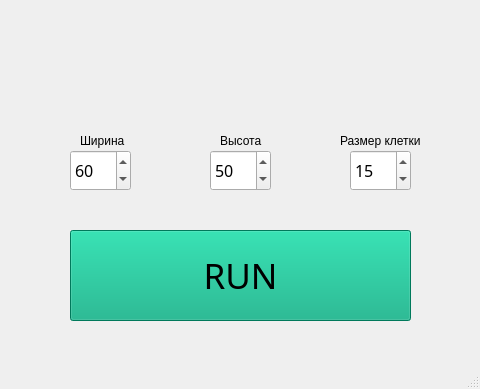
First picture: the form in MainWindow.ui, repository Sobaka12345/MistaSnake, before the edit.
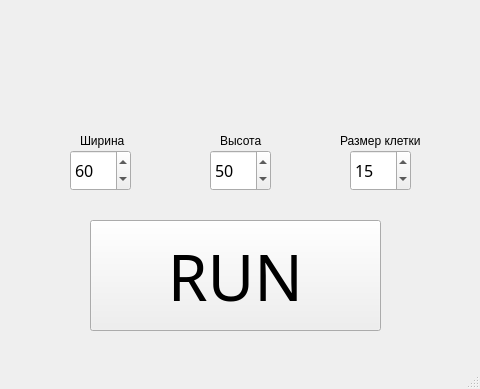
Second picture: the form after the edit.

What changed in the file:
```diff
--- a/MainWindow.ui
+++ b/MainWindow.ui
@@ -14,467 +14,6 @@
    <string>MistaSnake</string>
   </property>
   <widget class="QWidget" name="centralwidget">
-   <widget class="QPushButton" name="startGame">
-    <property name="geometry">
-     <rect>
-      <x>70</x>
-      <y>230</y>
-      <width>341</width>
-      <height>91</height>
-     </rect>
-    </property>
-    <property name="palette">
-     <palette>
-      <active>
-       <colorrole role="WindowText">
-        <brush brushstyle="SolidPattern">
-         <color alpha="255">
-          <red>0</red>
-          <green>0</green>
-          <blue>0</blue>
-         </color>
-        </brush>
-       </colorrole>
-       <colorrole role="Button">
-        <brush brushstyle="SolidPattern">
-         <color alpha="255">
-          <red>0</red>
-          <green>170</green>
-          <blue>127</blue>
-         </color>
-        </brush>
-       </colorrole>
-       <colorrole role="Light">
-        <brush brushstyle="SolidPattern">
-         <color alpha="255">
-          <red>0</red>
-          <green>255</green>
-          <blue>191</blue>
-         </color>
-        </brush>
-       </colorrole>
-       <colorrole role="Midlight">
-        <brush brushstyle="SolidPattern">
-         <color alpha="255">
-          <red>0</red>
-          <green>212</green>
-          <blue>159</blue>
-         </color>
-        </brush>
-       </colorrole>
-       <colorrole role="Dark">
-        <brush brushstyle="SolidPattern">
-         <color alpha="255">
-          <red>0</red>
-          <green>85</green>
-          <blue>63</blue>
-         </color>
-        </brush>
-       </colorrole>
-       <colorrole role="Mid">
-        <brush brushstyle="SolidPattern">
-         <color alpha="255">
-          <red>0</red>
-          <green>113</green>
-          <blue>84</blue>
-         </color>
-        </brush>
-       </colorrole>
-       <colorrole role="Text">
-        <brush brushstyle="SolidPattern">
-         <color alpha="255">
-          <red>0</red>
-          <green>0</green>
-          <blue>0</blue>
-         </color>
-        </brush>
-       </colorrole>
-       <colorrole role="BrightText">
-        <brush brushstyle="SolidPattern">
-         <color alpha="255">
-          <red>255</red>
-          <green>255</green>
-          <blue>255</blue>
-         </color>
-        </brush>
-       </colorrole>
-       <colorrole role="ButtonText">
-        <brush brushstyle="SolidPattern">
-         <color alpha="255">
-          <red>0</red>
-          <green>0</green>
-          <blue>0</blue>
-         </color>
-        </brush>
-       </colorrole>
-       <colorrole role="Base">
-        <brush brushstyle="SolidPattern">
-         <color alpha="255">
-          <red>255</red>
-          <green>255</green>
-          <blue>255</blue>
-         </color>
-        </brush>
-       </colorrole>
-       <colorrole role="Window">
-        <brush brushstyle="SolidPattern">
-         <color alpha="255">
-          <red>0</red>
-          <green>170</green>
-          <blue>127</blue>
-         </color>
-        </brush>
-       </colorrole>
-       <colorrole role="Shadow">
-        <brush brushstyle="SolidPattern">
-         <color alpha="255">
-          <red>0</red>
-          <green>0</green>
-          <blue>0</blue>
-         </color>
-        </brush>
-       </colorrole>
-       <colorrole role="AlternateBase">
-        <brush brushstyle="SolidPattern">
-         <color alpha="255">
-          <red>127</red>
-          <green>212</green>
-          <blue>191</blue>
-         </color>
-        </brush>
-       </colorrole>
-       <colorrole role="ToolTipBase">
-        <brush brushstyle="SolidPattern">
-         <color alpha="255">
-          <red>255</red>
-          <green>255</green>
-          <blue>220</blue>
-         </color>
-        </brush>
-       </colorrole>
-       <colorrole role="ToolTipText">
-        <brush brushstyle="SolidPattern">
-         <color alpha="255">
-          <red>0</red>
-          <green>0</green>
-          <blue>0</blue>
-         </color>
-        </brush>
-       </colorrole>
-       <colorrole role="PlaceholderText">
-        <brush brushstyle="SolidPattern">
-         <color alpha="128">
-          <red>0</red>
-          <green>0</green>
-          <blue>0</blue>
-         </color>
-        </brush>
-       </colorrole>
-      </active>
-      <inactive>
-       <colorrole role="WindowText">
-        <brush brushstyle="SolidPattern">
-         <color alpha="255">
-          <red>0</red>
-          <green>0</green>
-          <blue>0</blue>
-         </color>
-        </brush>
-       </colorrole>
-       <colorrole role="Button">
-        <brush brushstyle="SolidPattern">
-         <color alpha="255">
-          <red>0</red>
-          <green>170</green>
-          <blue>127</blue>
-         </color>
-        </brush>
-       </colorrole>
-       <colorrole role="Light">
-        <brush brushstyle="SolidPattern">
-         <color alpha="255">
-          <red>0</red>
-          <green>255</green>
-          <blue>191</blue>
-         </color>
-        </brush>
-       </colorrole>
-       <colorrole role="Midlight">
-        <brush brushstyle="SolidPattern">
-         <color alpha="255">
-          <red>0</red>
-          <green>212</green>
-          <blue>159</blue>
-         </color>
-        </brush>
-       </colorrole>
-       <colorrole role="Dark">
-        <brush brushstyle="SolidPattern">
-         <color alpha="255">
-          <red>0</red>
-          <green>85</green>
-          <blue>63</blue>
-         </color>
-        </brush>
-       </colorrole>
-       <colorrole role="Mid">
-        <brush brushstyle="SolidPattern">
-         <color alpha="255">
-          <red>0</red>
-          <green>113</green>
-          <blue>84</blue>
-         </color>
-        </brush>
-       </colorrole>
-       <colorrole role="Text">
-        <brush brushstyle="SolidPattern">
-         <color alpha="255">
-          <red>0</red>
-          <green>0</green>
-          <blue>0</blue>
-         </color>
-        </brush>
-       </colorrole>
-       <colorrole role="BrightText">
-        <brush brushstyle="SolidPattern">
-         <color alpha="255">
-          <red>255</red>
-          <green>255</green>
-          <blue>255</blue>
-         </color>
-        </brush>
-       </colorrole>
-       <colorrole role="ButtonText">
-        <brush brushstyle="SolidPattern">
-         <color alpha="255">
-          <red>0</red>
-          <green>0</green>
-          <blue>0</blue>
-         </color>
-        </brush>
-       </colorrole>
-       <colorrole role="Base">
-        <brush brushstyle="SolidPattern">
-         <color alpha="255">
-          <red>255</red>
-          <green>255</green>
-          <blue>255</blue>
-         </color>
-        </brush>
-       </colorrole>
-       <colorrole role="Window">
-        <brush brushstyle="SolidPattern">
-         <color alpha="255">
-          <red>0</red>
-          <green>170</green>
-          <blue>127</blue>
-         </color>
-        </brush>
-       </colorrole>
-       <colorrole role="Shadow">
-        <brush brushstyle="SolidPattern">
-         <color alpha="255">
-          <red>0</red>
-          <green>0</green>
-          <blue>0</blue>
-         </color>
-        </brush>
-       </colorrole>
-       <colorrole role="AlternateBase">
-        <brush brushstyle="SolidPattern">
-         <color alpha="255">
-          <red>127</red>
-          <green>212</green>
-          <blue>191</blue>
-         </color>
-        </brush>
-       </colorrole>
-       <colorrole role="ToolTipBase">
-        <brush brushstyle="SolidPattern">
-         <color alpha="255">
-          <red>255</red>
-          <green>255</green>
-          <blue>220</blue>
-         </color>
-        </brush>
-       </colorrole>
-       <colorrole role="ToolTipText">
-        <brush brushstyle="SolidPattern">
-         <color alpha="255">
-          <red>0</red>
-          <green>0</green>
-          <blue>0</blue>
-         </color>
-        </brush>
-       </colorrole>
-       <colorrole role="PlaceholderText">
-        <brush brushstyle="SolidPattern">
-         <color alpha="128">
-          <red>0</red>
-          <green>0</green>
-          <blue>0</blue>
-         </color>
-        </brush>
-       </colorrole>
-      </inactive>
-      <disabled>
-       <colorrole role="WindowText">
-        <brush brushstyle="SolidPattern">
-         <color alpha="255">
-          <red>0</red>
-          <green>85</green>
-          <blue>63</blue>
-         </color>
-        </brush>
-       </colorrole>
-       <colorrole role="Button">
-        <brush brushstyle="SolidPattern">
-         <color alpha="255">
-          <red>0</red>
-          <green>170</green>
-          <blue>127</blue>
-         </color>
-        </brush>
-       </colorrole>
-       <colorrole role="Light">
-        <brush brushstyle="SolidPattern">
-         <color alpha="255">
-          <red>0</red>
-          <green>255</green>
-          <blue>191</blue>
-         </color>
-        </brush>
-       </colorrole>
-       <colorrole role="Midlight">
-        <brush brushstyle="SolidPattern">
-         <color alpha="255">
-          <red>0</red>
-          <green>212</green>
-          <blue>159</blue>
-         </color>
-        </brush>
-       </colorrole>
-       <colorrole role="Dark">
-        <brush brushstyle="SolidPattern">
-         <color alpha="255">
-          <red>0</red>
-          <green>85</green>
-          <blue>63</blue>
-         </color>
-        </brush>
-       </colorrole>
-       <colorrole role="Mid">
-        <brush brushstyle="SolidPattern">
-         <color alpha="255">
-          <red>0</red>
-          <green>113</green>
-          <blue>84</blue>
-         </color>
-        </brush>
-       </colorrole>
-       <colorrole role="Text">
-        <brush brushstyle="SolidPattern">
-         <color alpha="255">
-          <red>0</red>
-          <green>85</green>
-          <blue>63</blue>
-         </color>
-        </brush>
-       </colorrole>
-       <colorrole role="BrightText">
-        <brush brushstyle="SolidPattern">
-         <color alpha="255">
-          <red>255</red>
-          <green>255</green>
-          <blue>255</blue>
-         </color>
-        </brush>
-       </colorrole>
-       <colorrole role="ButtonText">
-        <brush brushstyle="SolidPattern">
-         <color alpha="255">
-          <red>0</red>
-          <green>85</green>
-          <blue>63</blue>
-         </color>
-        </brush>
-       </colorrole>
-       <colorrole role="Base">
-        <brush brushstyle="SolidPattern">
-         <color alpha="255">
-          <red>0</red>
-          <green>170</green>
-          <blue>127</blue>
-         </color>
-        </brush>
-       </colorrole>
-       <colorrole role="Window">
-        <brush brushstyle="SolidPattern">
-         <color alpha="255">
-          <red>0</red>
-          <green>170</green>
-          <blue>127</blue>
-         </color>
-        </brush>
-       </colorrole>
-       <colorrole role="Shadow">
-        <brush brushstyle="SolidPattern">
-         <color alpha="255">
-          <red>0</red>
-          <green>0</green>
-          <blue>0</blue>
-         </color>
-        </brush>
-       </colorrole>
-       <colorrole role="AlternateBase">
-        <brush brushstyle="SolidPattern">
-         <color alpha="255">
-          <red>0</red>
-          <green>170</green>
-          <blue>127</blue>
-         </color>
-        </brush>
-       </colorrole>
-       <colorrole role="ToolTipBase">
-        <brush brushstyle="SolidPattern">
-         <color alpha="255">
-          <red>255</red>
-          <green>255</green>
-          <blue>220</blue>
-         </color>
-        </brush>
-       </colorrole>
-       <colorrole role="ToolTipText">
-        <brush brushstyle="SolidPattern">
-         <color alpha="255">
-          <red>0</red>
-          <green>0</green>
-          <blue>0</blue>
-         </color>
-        </brush>
-       </colorrole>
-       <colorrole role="PlaceholderText">
-        <brush brushstyle="SolidPattern">
-         <color alpha="128">
-          <red>0</red>
-          <green>0</green>
-          <blue>0</blue>
-         </color>
-        </brush>
-       </colorrole>
-      </disabled>
-     </palette>
-    </property>
-    <property name="font">
-     <font>
-      <family>Ravie</family>
-      <pointsize>26</pointsize>
-     </font>
-    </property>
-    <property name="text">
-     <string>RUN</string>
-    </property>
-   </widget>
    <widget class="QSpinBox" name="width">
     <property name="geometry">
      <rect>
@@ -577,6 +116,28 @@
      <string>Размер клетки</string>
     </property>
    </widget>
+   <widget class="QPushButton" name="startGame">
+    <property name="geometry">
+     <rect>
+      <x>90</x>
+      <y>220</y>
+      <width>291</width>
+      <height>111</height>
+     </rect>
+    </property>
+    <property name="font">
+     <font>
+      <family>Old English Text MT</family>
+      <pointsize>48</pointsize>
+     </font>
+    </property>
+    <property name="cursor">
+     <cursorShape>OpenHandCursor</cursorShape>
+    </property>
+    <property name="text">
+     <string>RUN</string>
+    </property>
+   </widget>
   </widget>
   <widget class="QMenuBar" name="menubar">
    <property name="geometry">
```
